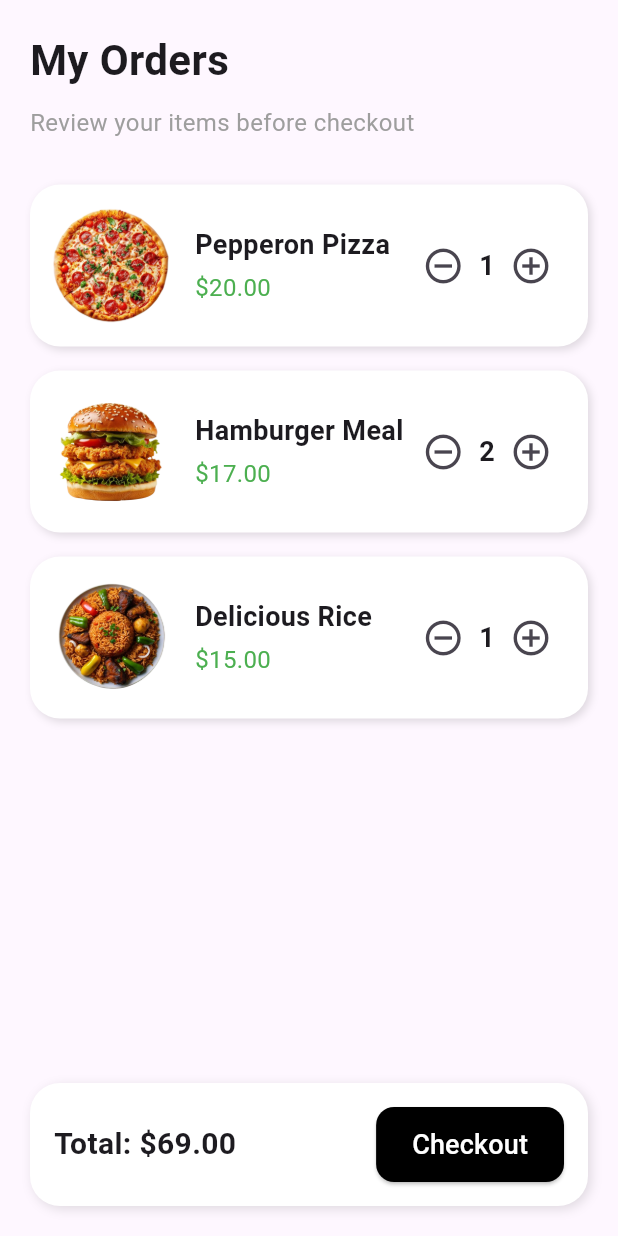
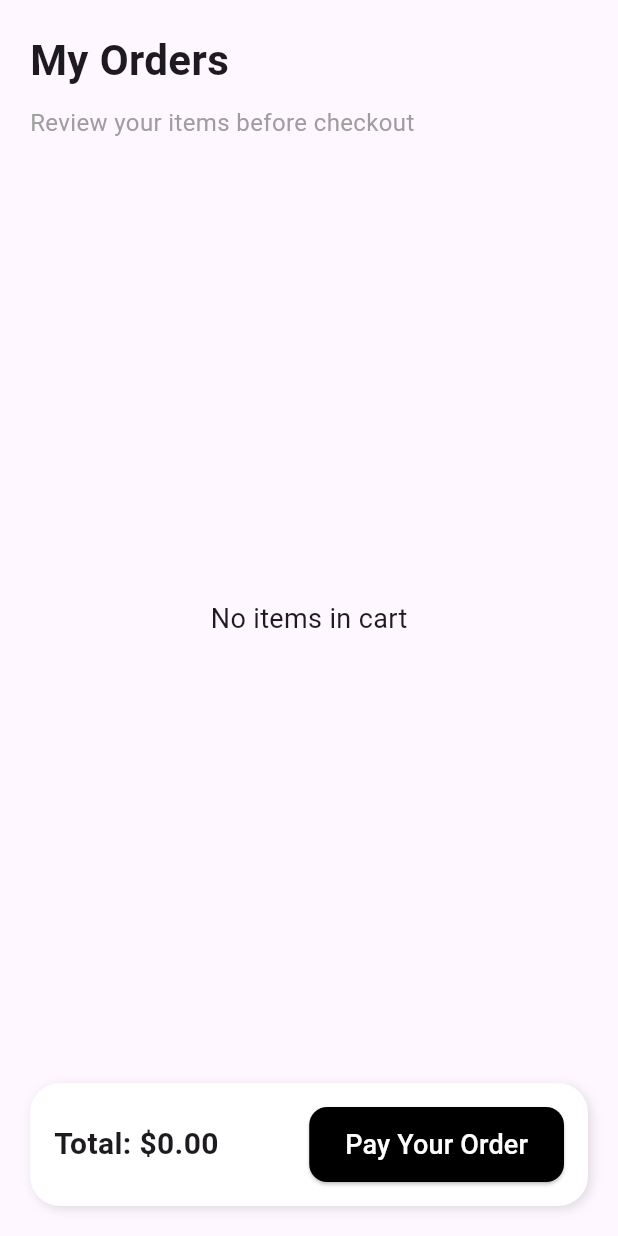
Before and after one commit to bsc-44-21/FoodDelieryApp, a Flutter app: the Order screen opened directly, on a phone screen of 412 x 824 dp. Run offline on Flutter 3.47's test engine with Material 3 defaults, Android fonts, the phone set to English and light mode, and no system bars; our stand-ins replace curved_navigation_bar.

Commit message:
Modified Details screen so that when user add any item to cart should dynamically reflect Order screen and also a delete icon for our customer to remove any order that he took by mistake

```diff
--- a/lib/pages/home.dart
+++ b/lib/pages/home.dart
@@ -25,10 +25,7 @@ class _HomeState extends State<Home> {
             Row(
               mainAxisAlignment: MainAxisAlignment.spaceBetween,
               children: [
-                Text(
-                  "Hey, Abdul-Rasheed",
-                  style: AppWidget.boldTextFieldStyle(),
-                ),
+                Text("Abdul-Rasheed", style: AppWidget.boldTextFieldStyle()),
                 GestureDetector(
                   onTap: () {
                     // Navigate to Wallet screen
--- a/lib/pages/order.dart
+++ b/lib/pages/order.dart
@@ -1,4 +1,5 @@
 import 'package:flutter/material.dart';
+import 'details.dart'; // Import to access cartItems
 
 class Order extends StatefulWidget {
   const Order({super.key});
@@ -8,32 +9,10 @@ class Order extends StatefulWidget {
 }
 
 class _OrderState extends State<Order> {
-  // Sample cart items
-  List<Map<String, dynamic>> cartItems = [
-    {
-      "image": "images/pizza.png",
-      "name": "Pepperon Pizza",
-      "price": 20.0,
-      "quantity": 1,
-    },
-    {
-      "image": "images/Hamburger.png",
-      "name": "Hamburger Meal",
-      "price": 17.0,
-      "quantity": 2,
-    },
-    {
-      "image": "images/rice.png",
-      "name": "Delicious Rice",
-      "price": 15.0,
-      "quantity": 1,
-    },
-  ];
-
   double get totalPrice {
     double total = 0;
     for (var item in cartItems) {
-      total += item["price"] * item["quantity"];
+      total += item.price * item.quantity;
     }
     return total;
   }
@@ -41,12 +20,6 @@ class _OrderState extends State<Order> {
   @override
   Widget build(BuildContext context) {
     return Scaffold(
-      // backgroundColor: const Color.fromRGBO(
-      //   241,
-      //   206,
-      //   206,
-      //   1,
-      // ),
       body: SafeArea(
         child: Padding(
           padding: const EdgeInsets.symmetric(horizontal: 20, vertical: 20),
@@ -66,7 +39,14 @@ class _OrderState extends State<Order> {
 
               // List of Cart Items
               Expanded(
-                child: ListView.builder(
+                child: cartItems.isEmpty
+                    ? const Center(
+                        child: Text(
+                          "No items in cart",
+                          style: TextStyle(fontSize: 18),
+                        ),
+                      )
+                    : ListView.builder(
                         itemCount: cartItems.length,
                         itemBuilder: (context, index) {
                           var item = cartItems[index];
@@ -87,7 +67,7 @@ class _OrderState extends State<Order> {
                             child: Row(
                               children: [
                                 Image.asset(
-                            item["image"],
+                                  item.image,
                                   width: 80,
                                   height: 80,
                                   fit: BoxFit.cover,
@@ -95,10 +75,11 @@ class _OrderState extends State<Order> {
                                 const SizedBox(width: 16),
                                 Expanded(
                                   child: Column(
-                              crossAxisAlignment: CrossAxisAlignment.start,
+                                    crossAxisAlignment:
+                                        CrossAxisAlignment.start,
                                     children: [
                                       Text(
-                                  item["name"],
+                                        item.name,
                                         style: const TextStyle(
                                           fontSize: 18,
                                           fontWeight: FontWeight.bold,
@@ -106,7 +87,7 @@ class _OrderState extends State<Order> {
                                       ),
                                       const SizedBox(height: 4),
                                       Text(
-                                  "\$${item["price"].toStringAsFixed(2)}",
+                                        "\$${item.price.toStringAsFixed(2)}",
                                         style: const TextStyle(
                                           fontSize: 16,
                                           color: Colors.green,
@@ -115,7 +96,7 @@ class _OrderState extends State<Order> {
                                     ],
                                   ),
                                 ),
-                          // Quantity Selector
+                                // Quantity + Remove Row
                                 Row(
                                   children: [
                                     IconButton(
@@ -125,14 +106,14 @@ class _OrderState extends State<Order> {
                                       ),
                                       onPressed: () {
                                         setState(() {
-                                    if (item["quantity"] > 1) {
-                                      item["quantity"]--;
+                                          if (item.quantity > 1) {
+                                            item.quantity--;
                                           }
                                         });
                                       },
                                     ),
                                     Text(
-                                item["quantity"].toString(),
+                                      item.quantity.toString(),
                                       style: const TextStyle(
                                         fontSize: 18,
                                         fontWeight: FontWeight.bold,
@@ -145,7 +126,21 @@ class _OrderState extends State<Order> {
                                       ),
                                       onPressed: () {
                                         setState(() {
-                                    item["quantity"]++;
+                                          item.quantity++;
+                                        });
+                                      },
+                                    ),
+                                    const SizedBox(width: 8),
+                                    // Remove (Bin) Button
+                                    IconButton(
+                                      icon: const Icon(
+                                        Icons.delete_outline,
+                                        color: Colors.red,
+                                        size: 28,
+                                      ),
+                                      onPressed: () {
+                                        setState(() {
+                                          cartItems.removeAt(index);
                                         });
                                       },
                                     ),
@@ -160,7 +155,7 @@ class _OrderState extends State<Order> {
 
               const SizedBox(height: 20),
 
-              // Total Price & Checkout
+              // Total & Checkout
               Container(
                 padding: const EdgeInsets.all(16),
                 decoration: BoxDecoration(
@@ -199,7 +194,7 @@ class _OrderState extends State<Order> {
                         // Checkout logic
                       },
                       child: const Text(
-                        "Checkout",
+                        "Pay Your Order",
                         style: TextStyle(fontSize: 18, color: Colors.white),
                       ),
                     ),
```
Also changed, not shown: lib/pages/details.dart (+54 -15 lines), lib/pages/signin_signup.dart (+20 -11 lines). Lines whose indentation alone changed are shown as unchanged.
